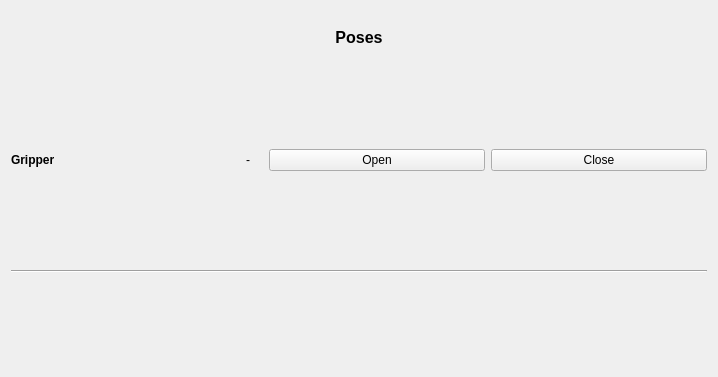
Above: test_gui/src/ta11_tiago/ta11_tiago.ui from llach/ta11_sensor_tools before the change; both pictures show x 0 to 718 and y 324 to 701 of the 718 by 701 pixel window. Below: the same form after it.
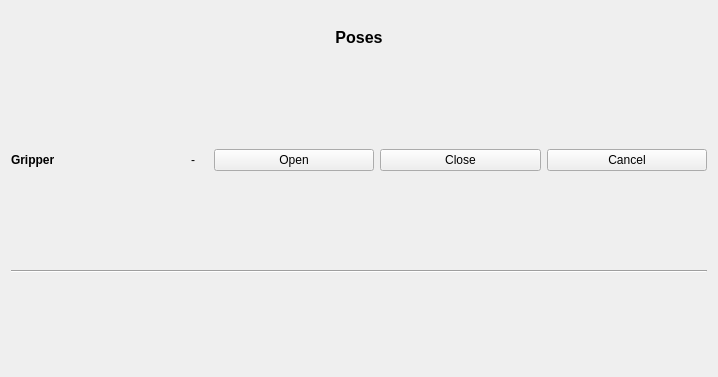
That is the form after the change.

Commit message: generate trajectories from current state

Patch:
```diff
--- a/test_gui/src/ta11_tiago/ta11_tiago.ui
+++ b/test_gui/src/ta11_tiago/ta11_tiago.ui
@@ -142,6 +142,13 @@
        </property>
       </widget>
      </item>
+     <item>
+      <widget class="QPushButton" name="btn_cancel">
+       <property name="text">
+        <string>Cancel</string>
+       </property>
+      </widget>
+     </item>
     </layout>
    </item>
    <item>
```
The commit also changes 1 other file.
